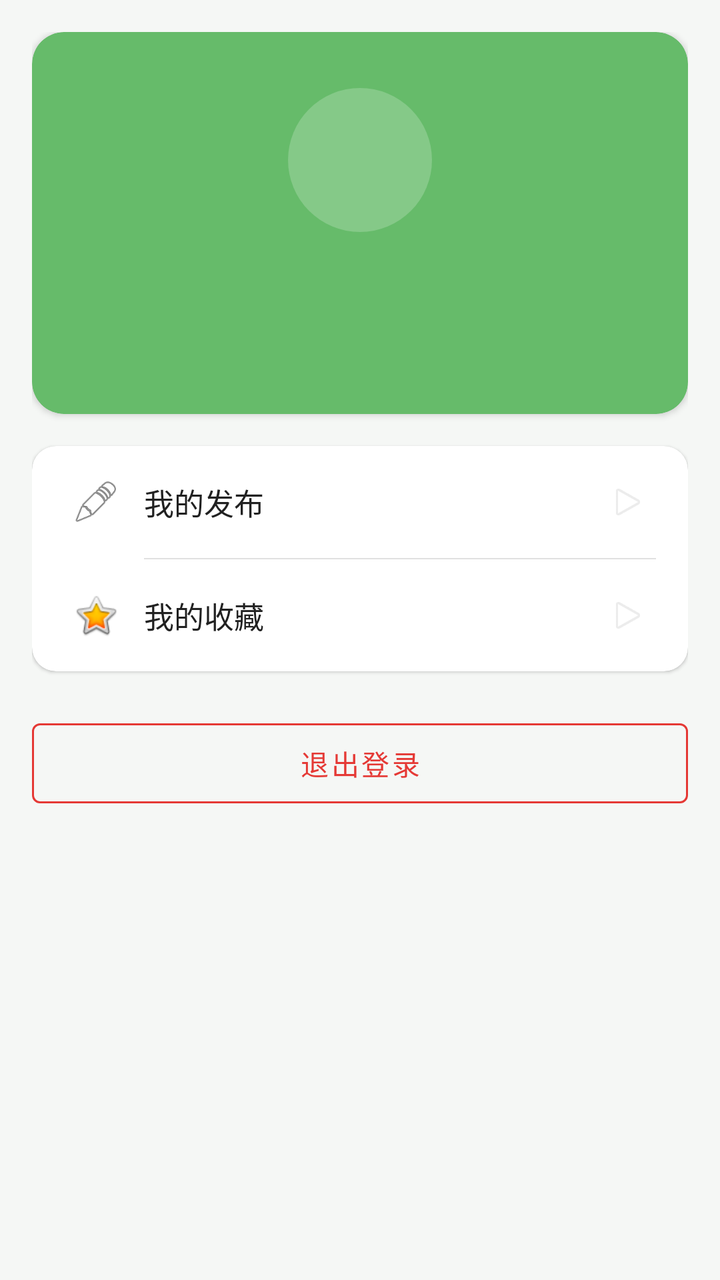
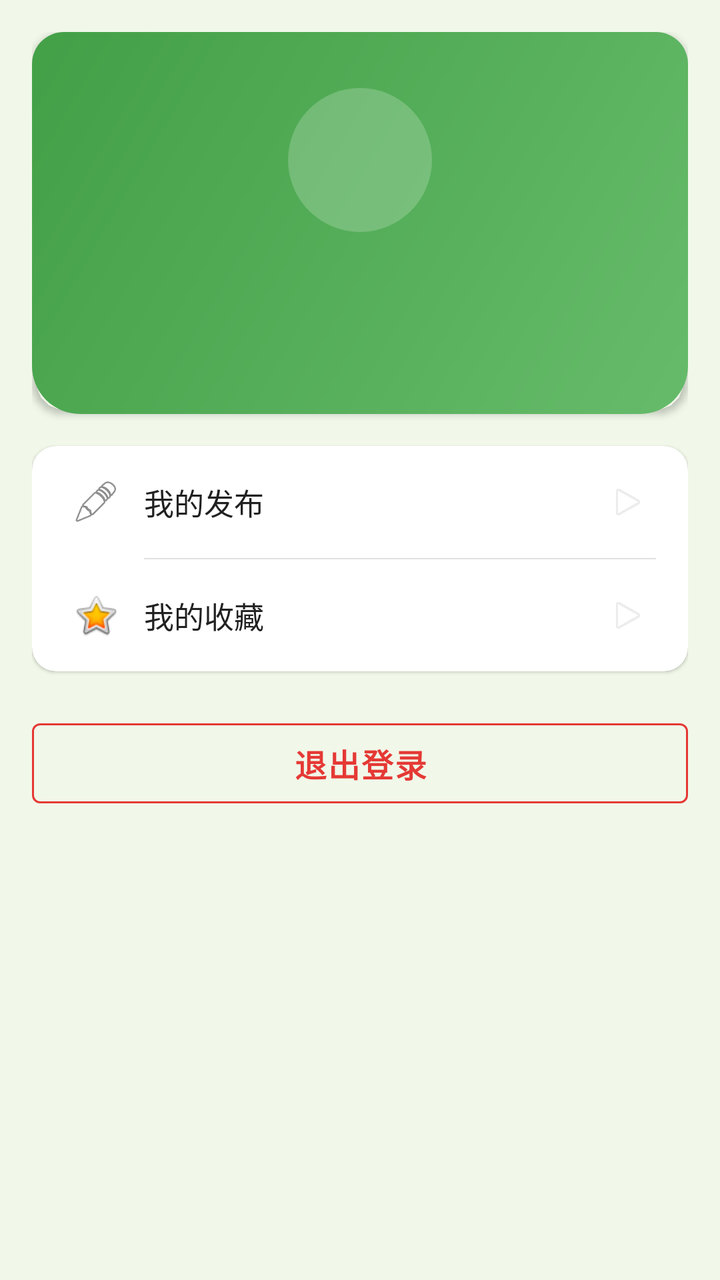

The first picture is an Android layout as it rendered before a commit; the second is the same layout after the commit. The layout source and the unified diff follow.
<!-- AndroidManifest.xml: application theme Theme.CampusLostFound -->
<!-- res/layout/fragment_profile.xml -->
<?xml version="1.0" encoding="utf-8"?>
<ScrollView xmlns:android="http://schemas.android.com/apk/res/android"
    xmlns:app="http://schemas.android.com/apk/res-auto"
    android:layout_width="match_parent"
    android:layout_height="match_parent"
    android:background="@color/gray_bg">

    <LinearLayout
        android:layout_width="match_parent"
        android:layout_height="wrap_content"
        android:orientation="vertical"
        android:padding="16dp">

        <com.google.android.material.card.MaterialCardView
            android:layout_width="match_parent"
            android:layout_height="wrap_content"
            android:layout_marginBottom="16dp"
            app:cardCornerRadius="16dp"
            app:cardElevation="2dp"
            app:cardBackgroundColor="@color/primary">

            <LinearLayout
                android:layout_width="match_parent"
                android:layout_height="wrap_content"
                android:orientation="vertical"
                android:padding="28dp"
                android:gravity="center">

                <View
                    android:layout_width="72dp"
                    android:layout_height="72dp"
                    android:background="@drawable/bg_avatar_circle" />

                <TextView
                    android:id="@+id/tvUsername"
                    android:layout_width="wrap_content"
                    android:layout_height="wrap_content"
                    android:textSize="22sp"
                    android:textColor="@color/white"
                    android:textStyle="bold"
                    android:layout_marginTop="12dp" />

                <TextView
                    android:id="@+id/tvStudentInfo"
                    android:layout_width="wrap_content"
                    android:layout_height="wrap_content"
                    android:textSize="13sp"
                    android:textColor="#B3FFFFFF"
                    android:layout_marginTop="4dp" />

            </LinearLayout>
        </com.google.android.material.card.MaterialCardView>

        <com.google.android.material.card.MaterialCardView
            android:layout_width="match_parent"
            android:layout_height="wrap_content"
            android:layout_marginBottom="12dp"
            app:cardCornerRadius="12dp"
            app:cardElevation="1dp"
            app:cardBackgroundColor="@color/card_white"
            app:strokeWidth="0dp">

            <LinearLayout
                android:layout_width="match_parent"
                android:layout_height="wrap_content"
                android:orientation="vertical">

                <LinearLayout
                    android:id="@+id/tvMyPublish"
                    android:layout_width="match_parent"
                    android:layout_height="56dp"
                    android:gravity="center_vertical"
                    android:paddingStart="20dp"
                    android:paddingEnd="20dp"
                    android:clickable="true"
                    android:focusable="true"
                    android:background="?attr/selectableItemBackground"
                    android:orientation="horizontal">

                    <ImageView
                        android:layout_width="24dp"
                        android:layout_height="24dp"
                        android:src="@android:drawable/ic_menu_edit"
                        android:contentDescription="publish" />

                    <TextView
                        android:layout_width="0dp"
                        android:layout_height="wrap_content"
                        android:layout_weight="1"
                        android:text="@string/my_publish"
                        android:textSize="15sp"
                        android:textColor="@color/text_primary"
                        android:layout_marginStart="12dp" />

                    <ImageView
                        android:layout_width="20dp"
                        android:layout_height="20dp"
                        android:src="@android:drawable/ic_media_play"
                        android:alpha="0.3"
                        android:contentDescription="arrow" />

                </LinearLayout>

                <View
                    android:layout_width="match_parent"
                    android:layout_height="0.5dp"
                    android:background="@color/divider"
                    android:layout_marginStart="56dp"
                    android:layout_marginEnd="16dp" />

                <LinearLayout
                    android:id="@+id/tvMyFavorite"
                    android:layout_width="match_parent"
                    android:layout_height="56dp"
                    android:gravity="center_vertical"
                    android:paddingStart="20dp"
                    android:paddingEnd="20dp"
                    android:clickable="true"
                    android:focusable="true"
                    android:background="?attr/selectableItemBackground"
                    android:orientation="horizontal">

                    <ImageView
                        android:layout_width="24dp"
                        android:layout_height="24dp"
                        android:src="@android:drawable/btn_star_big_on"
                        android:contentDescription="favorite" />

                    <TextView
                        android:layout_width="0dp"
                        android:layout_height="wrap_content"
                        android:layout_weight="1"
                        android:text="@string/my_favorite"
                        android:textSize="15sp"
                        android:textColor="@color/text_primary"
                        android:layout_marginStart="12dp" />

                    <ImageView
                        android:layout_width="20dp"
                        android:layout_height="20dp"
                        android:src="@android:drawable/ic_media_play"
                        android:alpha="0.3"
                        android:contentDescription="arrow" />

                </LinearLayout>

            </LinearLayout>
        </com.google.android.material.card.MaterialCardView>

        <com.google.android.material.button.MaterialButton
            android:id="@+id/btnLogout"
            style="@style/Widget.MaterialComponents.Button.OutlinedButton"
            android:layout_width="match_parent"
            android:layout_height="52dp"
            android:text="@string/logout"
            android:textColor="@color/red"
            android:layout_marginTop="8dp"
            app:strokeColor="@color/red" />

    </LinearLayout>
</ScrollView>
<!-- resources referenced by this layout -->
<resources>
  <color name="card_white">#FFFFFFFF</color>
  <color name="divider">#FFE0E0E0</color>
  <color name="gray_bg">#FFF5F7F5</color>
  <color name="primary">#FF66BB6A</color>
  <color name="red">#FFE53935</color>
  <color name="text_primary">#FF212121</color>
  <color name="white">#FFFFFFFF</color>
  <!-- drawable bg_avatar_circle (drawable) -->
  <?xml version="1.0" encoding="utf-8"?>
  <shape xmlns:android="http://schemas.android.com/apk/res/android"
      android:shape="oval">
      <solid android:color="#33FFFFFF" />
      <size android:width="72dp" android:height="72dp" />
  </shape>
  <string name="logout">退出登录</string>
  <string name="my_favorite">我的收藏</string>
  <string name="my_publish">我的发布</string>
  <style name="Theme.CampusLostFound" parent="Theme.MaterialComponents.Light.NoActionBar">
          <item name="colorPrimary">@color/primary</item>
          <item name="colorPrimaryDark">@color/primary_dark</item>
          <item name="colorAccent">@color/accent</item>
          <item name="android:statusBarColor">@color/primary_dark</item>
          <item name="android:navigationBarColor">@color/white</item>
          <item name="android:windowLightStatusBar">false</item>
          <item name="bottomNavigationStyle">@style/BottomNavStyle</item>
      </style>
  <color name="primary_dark">#FF43A047</color>
  <color name="accent">#FF81C784</color>
  <style name="BottomNavStyle" parent="Widget.MaterialComponents.BottomNavigationView">
          <item name="android:background">@color/card_white</item>
          <item name="itemTextColor">@color/text_secondary</item>
          <item name="itemIconTint">@color/text_secondary</item>
      </style>
  <color name="text_secondary">#FF757575</color>
</resources>

<!-- the commit's change to res/layout/fragment_profile.xml (unified diff, before → after) -->
@@ -17,38 +17,45 @@
             android:layout_marginBottom="16dp"
             app:cardCornerRadius="16dp"
             app:cardElevation="2dp"
-            app:cardBackgroundColor="@color/primary">
+            app:cardBackgroundColor="@android:color/transparent"
+            app:strokeWidth="0dp">
 
-            <LinearLayout
+            <FrameLayout
                 android:layout_width="match_parent"
                 android:layout_height="wrap_content"
-                android:orientation="vertical"
-                android:padding="28dp"
-                android:gravity="center">
+                android:background="@drawable/bg_gradient_header">
 
-                <View
-                    android:layout_width="72dp"
-                    android:layout_height="72dp"
-                    android:background="@drawable/bg_avatar_circle" />
+                <LinearLayout
+                    android:layout_width="match_parent"
+                    android:layout_height="wrap_content"
+                    android:orientation="vertical"
+                    android:padding="28dp"
+                    android:gravity="center">
 
-                <TextView
-                    android:id="@+id/tvUsername"
-                    android:layout_width="wrap_content"
-                    android:layout_height="wrap_content"
-                    android:textSize="22sp"
-                    android:textColor="@color/white"
-                    android:textStyle="bold"
-                    android:layout_marginTop="12dp" />
+                    <View
+                        android:layout_width="72dp"
+                        android:layout_height="72dp"
+                        android:background="@drawable/bg_avatar_circle" />
 
-                <TextView
-                    android:id="@+id/tvStudentInfo"
-                    android:layout_width="wrap_content"
-                    android:layout_height="wrap_content"
-                    android:textSize="13sp"
-                    android:textColor="#B3FFFFFF"
-                    android:layout_marginTop="4dp" />
+                    <TextView
+                        android:id="@+id/tvUsername"
+                        android:layout_width="wrap_content"
+                        android:layout_height="wrap_content"
+                        android:textSize="22sp"
+                        android:textColor="@color/white"
+                        android:textStyle="bold"
+                        android:layout_marginTop="12dp" />
 
-            </LinearLayout>
+                    <TextView
+                        android:id="@+id/tvStudentInfo"
+                        android:layout_width="wrap_content"
+                        android:layout_height="wrap_content"
+                        android:textSize="13sp"
+                        android:textColor="#B3FFFFFF"
+                        android:layout_marginTop="4dp" />
+
+                </LinearLayout>
+            </FrameLayout>
         </com.google.android.material.card.MaterialCardView>
 
         <com.google.android.material.card.MaterialCardView
<!-- resource entries referenced after the edit -->
@@ -2,8 +2,7 @@
 <resources>
   <color name="card_white">#FFFFFFFF</color>
   <color name="divider">#FFE0E0E0</color>
-  <color name="gray_bg">#FFF5F7F5</color>
-  <color name="primary">#FF66BB6A</color>
+  <color name="gray_bg">#FFF1F8E9</color>
   <color name="red">#FFE53935</color>
   <color name="text_primary">#FF212121</color>
   <color name="white">#FFFFFFFF</color>
@@ -14,6 +13,19 @@
       <solid android:color="#33FFFFFF" />
       <size android:width="72dp" android:height="72dp" />
   </shape>
+  <!-- drawable bg_gradient_header (drawable) -->
+  <?xml version="1.0" encoding="utf-8"?>
+  <shape xmlns:android="http://schemas.android.com/apk/res/android"
+      android:shape="rectangle">
+      <gradient
+          android:type="linear"
+          android:angle="135"
+          android:startColor="@color/primary_gradient_start"
+          android:endColor="@color/primary_gradient_end" />
+      <corners
+          android:bottomLeftRadius="24dp"
+          android:bottomRightRadius="24dp" />
+  </shape>
   <string name="logout">退出登录</string>
   <string name="my_favorite">我的收藏</string>
   <string name="my_publish">我的发布</string>
@@ -21,17 +33,40 @@
           <item name="colorPrimary">@color/primary</item>
           <item name="colorPrimaryDark">@color/primary_dark</item>
           <item name="colorAccent">@color/accent</item>
+          <item name="colorPrimaryVariant">@color/primary_dark</item>
+          <item name="colorOnPrimary">@color/white</item>
+          <item name="colorSecondary">@color/accent</item>
           <item name="android:statusBarColor">@color/primary_dark</item>
           <item name="android:navigationBarColor">@color/white</item>
           <item name="android:windowLightStatusBar">false</item>
+          <item name="android:windowBackground">@color/gray_bg</item>
           <item name="bottomNavigationStyle">@style/BottomNavStyle</item>
+          <item name="materialButtonStyle">@style/RoundedButtonStyle</item>
+          <item name="materialCardViewStyle">@style/RoundedCardStyle</item>
       </style>
-  <color name="primary_dark">#FF43A047</color>
+  <color name="primary_gradient_start">#FF66BB6A</color>
+  <color name="primary_gradient_end">#FF43A047</color>
+  <color name="primary">#FF4CAF50</color>
+  <color name="primary_dark">#FF388E3C</color>
   <color name="accent">#FF81C784</color>
   <style name="BottomNavStyle" parent="Widget.MaterialComponents.BottomNavigationView">
           <item name="android:background">@color/card_white</item>
           <item name="itemTextColor">@color/text_secondary</item>
           <item name="itemIconTint">@color/text_secondary</item>
+          <item name="android:elevation">8dp</item>
+      </style>
+  <style name="RoundedButtonStyle" parent="Widget.MaterialComponents.Button">
+          <item name="backgroundTint">@color/primary</item>
+          <item name="cornerRadius">28dp</item>
+          <item name="android:textColor">@color/white</item>
+          <item name="android:textSize">16sp</item>
+          <item name="android:textStyle">bold</item>
+          <item name="android:letterSpacing">0.04</item>
+      </style>
+  <style name="RoundedCardStyle" parent="Widget.MaterialComponents.CardView">
+          <item name="cardCornerRadius">14dp</item>
+          <item name="cardElevation">2dp</item>
+          <item name="strokeWidth">0dp</item>
       </style>
   <color name="text_secondary">#FF757575</color>
 </resources>
